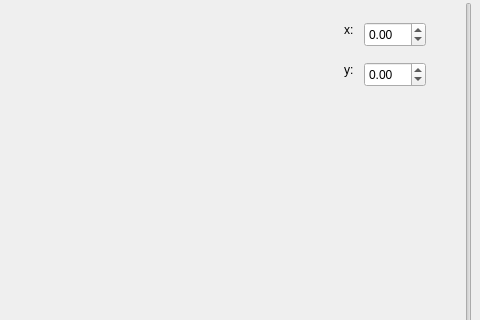
Above: src/ui/map/QGCMapTool.ui from skye-git/qgroundcontrol-old before the change; both pictures show x 126 to 606 and y 0 to 320 of the 606 by 504 pixel window. Below: the same form after it.
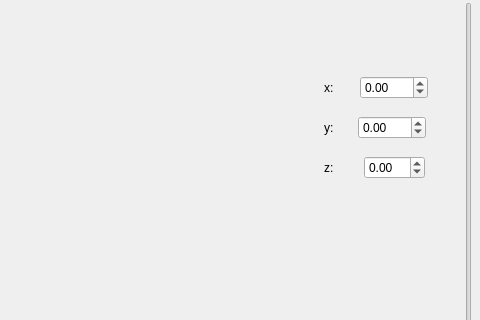
That is the form after the change. Custom widgets are drawn as their Qt base class.

The edit to the form file:
```diff
--- a/src/ui/map/QGCMapTool.ui
+++ b/src/ui/map/QGCMapTool.ui
@@ -13,7 +13,7 @@
   <property name="windowTitle">
    <string>Form</string>
   </property>
-  <layout class="QGridLayout" name="gridLayout" rowstretch="100,1">
+  <layout class="QGridLayout" name="gridLayout" rowstretch="100,0">
    <property name="leftMargin">
     <number>0</number>
    </property>
@@ -32,6 +32,19 @@
    <property name="verticalSpacing">
     <number>0</number>
    </property>
+   <item row="0" column="1" rowspan="2">
+    <widget class="QSlider" name="zoomSlider">
+     <property name="maximum">
+      <number>60</number>
+     </property>
+     <property name="orientation">
+      <enum>Qt::Vertical</enum>
+     </property>
+    </widget>
+   </item>
+   <item row="1" column="0">
+    <widget class="QGCMapToolBar" name="toolBar" native="true"/>
+   </item>
    <item row="0" column="0">
     <widget class="QGCMapWidget" name="map" native="true">
      <widget class="QGCMapRing" name="Ring" native="true">
@@ -44,78 +57,94 @@
        </rect>
       </property>
      </widget>
-     <widget class="QDoubleSpinBox" name="doubleSpinBox_x">
+     <widget class="QWidget" name="horizontalLayoutWidget">
       <property name="geometry">
        <rect>
-        <x>490</x>
-        <y>20</y>
-        <width>62</width>
-        <height>25</height>
+        <x>450</x>
+        <y>70</y>
+        <width>104</width>
+        <height>31</height>
        </rect>
       </property>
-      <property name="minimum">
-       <double>-200.000000000000000</double>
-      </property>
-      <property name="maximum">
-       <double>200.000000000000000</double>
-      </property>
-     </widget>
-     <widget class="QDoubleSpinBox" name="doubleSpinBox_y">
-      <property name="geometry">
-       <rect>
-        <x>490</x>
-        <y>60</y>
-        <width>62</width>
-        <height>25</height>
-       </rect>
-      </property>
-      <property name="minimum">
-       <double>-200.000000000000000</double>
-      </property>
-      <property name="maximum">
-       <double>200.000000000000000</double>
-      </property>
-     </widget>
+      <layout class="QHBoxLayout" name="horizontalLayout">
+       <item>
      <widget class="QLabel" name="label_x">
-      <property name="geometry">
-       <rect>
-        <x>470</x>
-        <y>20</y>
-        <width>16</width>
-        <height>16</height>
-       </rect>
-      </property>
       <property name="text">
        <string>x:</string>
       </property>
      </widget>
+       </item>
+       <item>
+        <widget class="QDoubleSpinBox" name="doubleSpinBox_x">
+         <property name="minimum">
+          <double>-200.000000000000000</double>
+         </property>
+         <property name="maximum">
+          <double>200.000000000000000</double>
+         </property>
+        </widget>
+       </item>
+      </layout>
+     </widget>
+     <widget class="QWidget" name="horizontalLayoutWidget_2">
+      <property name="geometry">
+       <rect>
+        <x>450</x>
+        <y>110</y>
+        <width>102</width>
+        <height>31</height>
+       </rect>
+      </property>
+      <layout class="QHBoxLayout" name="horizontalLayout_2">
+       <item>
      <widget class="QLabel" name="label_y">
-      <property name="geometry">
-       <rect>
-        <x>470</x>
-        <y>60</y>
-        <width>16</width>
-        <height>16</height>
-       </rect>
-      </property>
       <property name="text">
        <string>y:</string>
       </property>
      </widget>
-    </widget>
-   </item>
-   <item row="0" column="1" rowspan="2">
-    <widget class="QSlider" name="zoomSlider">
+       </item>
+       <item>
+        <widget class="QDoubleSpinBox" name="doubleSpinBox_y">
+         <property name="minimum">
+          <double>-200.000000000000000</double>
+         </property>
      <property name="maximum">
-      <number>60</number>
-     </property>
-     <property name="orientation">
-      <enum>Qt::Vertical</enum>
-     </property>
-    </widget>
-   </item>
-   <item row="1" column="0">
-    <widget class="QGCMapToolBar" name="toolBar" native="true"/>
+          <double>200.000000000000000</double>
+         </property>
+        </widget>
+       </item>
+      </layout>
+     </widget>
+     <widget class="QWidget" name="horizontalLayoutWidget_3">
+      <property name="geometry">
+       <rect>
+        <x>450</x>
+        <y>150</y>
+        <width>101</width>
+        <height>31</height>
+       </rect>
+      </property>
+      <layout class="QHBoxLayout" name="horizontalLayout_3">
+       <item>
+        <widget class="QLabel" name="label_z">
+         <property name="enabled">
+          <bool>true</bool>
+         </property>
+         <property name="text">
+          <string>z:</string>
+         </property>
+        </widget>
+       </item>
+       <item>
+        <widget class="QDoubleSpinBox" name="doubleSpinBox_z">
+         <property name="minimum">
+          <double>-99.900000000000006</double>
+         </property>
+        </widget>
+       </item>
+      </layout>
+     </widget>
+    </widget>
    </item>
   </layout>
  </widget>
```
Lines whose indentation alone changed are shown as unchanged.
